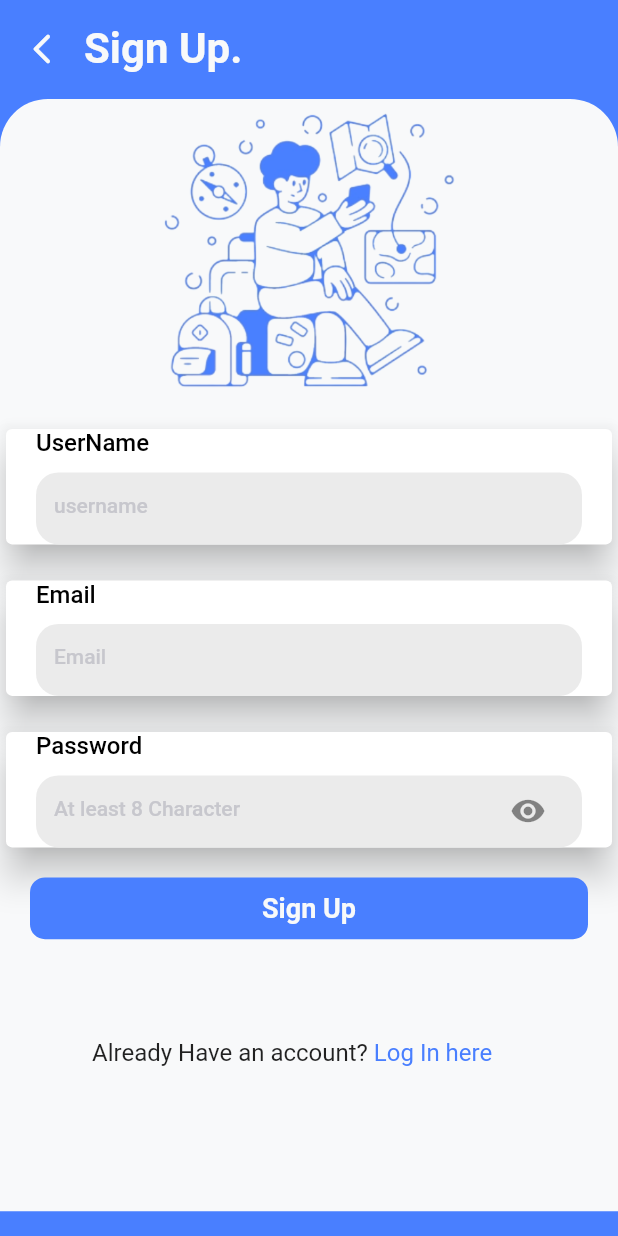
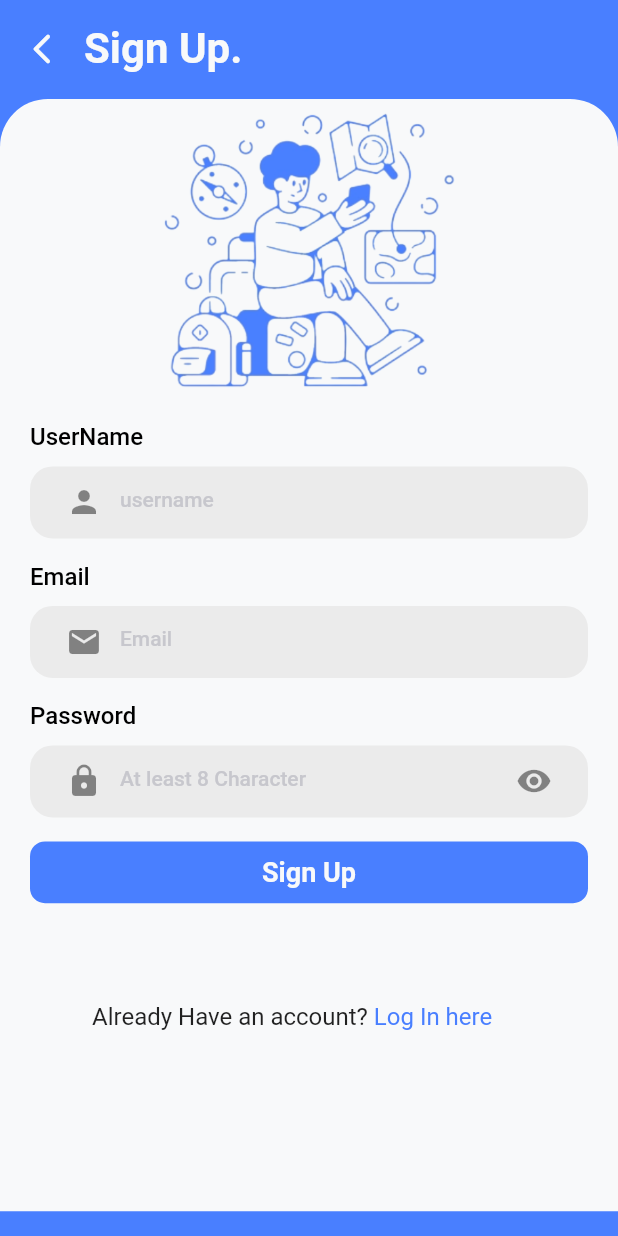
Before and after one commit to mohitrajguru01/AIchef, a Flutter app: the screen it shows after launch, on a phone screen of 412 x 824 dp. Run offline on Flutter 3.47's test engine with Material 2 defaults, Android fonts, the phone set to English and light mode, and no system bars.

Commit message:
perfix icons changes

```diff
--- a/AiChef_App/lib/screens/signin.dart
+++ b/AiChef_App/lib/screens/signin.dart
@@ -1,6 +1,6 @@
 import 'package:flutter/material.dart';
 
-import '../signup.dart';
+import 'package:aichef_app/screens/signup.dart';
 import '../styles/app_colors.dart';
 import '../widgets/custom_button.dart';
 import '../widgets/custom_formfield.dart';
@@ -68,6 +68,7 @@ class _SigninState extends State<Signin> {
                     obsecureText: false,
                     suffixIcon: const SizedBox(),
                     controller: _emailController,
+                    preffixIcon: Icon(Icons.email),
                     maxLines: 1,
                     textInputAction: TextInputAction.done,
                     textInputType: TextInputType.emailAddress,
@@ -80,6 +81,7 @@ class _SigninState extends State<Signin> {
                     maxLines: 1,
                     textInputAction: TextInputAction.done,
                     textInputType: TextInputType.text,
+                    preffixIcon: Icon(Icons.lock),
                     hintText: "At least 8 Character",
                     obsecureText: true,
                     suffixIcon: IconButton(
--- a/AiChef_App/lib/screens/signup.dart
+++ b/AiChef_App/lib/screens/signup.dart
@@ -27,6 +27,7 @@ class _SignUpState extends State<SignUp> {
   Widget build(BuildContext context) {
     return Scaffold(
       body: SafeArea(
+          child: SingleChildScrollView(
             child: Stack(
         children: [
             Container(
@@ -50,7 +51,6 @@ class _SignUpState extends State<SignUp> {
                     borderRadius: BorderRadius.only(
                         topLeft: Radius.circular(32),
                         topRight: Radius.circular(32))),
-              child: SingleChildScrollView(
                 child: Column(
                   crossAxisAlignment: CrossAxisAlignment.start,
                   children: [
@@ -64,51 +64,48 @@ class _SignUpState extends State<SignUp> {
                     const SizedBox(
                       height: 16,
                     ),
-                    Card(
-                      elevation: 10,
-                      child: CustomFormField(
+
+                     CustomFormField(
                         headingText: "UserName",
                         hintText: "username",
                         obsecureText: false,
                         suffixIcon: const SizedBox(),
+                        preffixIcon: Icon(Icons.person),
                         maxLines: 1,
                         textInputAction: TextInputAction.done,
                         textInputType: TextInputType.text,
                         controller: _userName,
                       ),
-                    ),
+
                     const SizedBox(
                       height: 16,
                     ),
-                    Card(
-                      elevation: 10,
-                      child: CustomFormField(
+                    CustomFormField(
                       headingText: "Email",
                       hintText: "Email",
+                      preffixIcon: Icon(Icons.email),
                       obsecureText: false,
                       suffixIcon: const SizedBox(),
+
                       maxLines: 1,
                       textInputAction: TextInputAction.done,
                       textInputType: TextInputType.emailAddress,
                       controller: _emailController,
                     ),
-                    ),
                     const SizedBox(
                       height: 16,
                     ),
-                    Card(
-                      elevation: 10,
-                      child: CustomFormField(
+                    CustomFormField(
                       maxLines: 1,
                       textInputAction: TextInputAction.done,
                       textInputType: TextInputType.text,
                       controller: _passwordController,
                       headingText: "Password",
+                      preffixIcon: Icon(Icons.lock),
                       hintText: "At least 8 Character",
                       obsecureText: true,
                       suffixIcon: IconButton(
                           icon: const Icon(Icons.visibility), onPressed: () {}),
-                      ),
                     ),
                     const SizedBox(
                       height: 16,
@@ -131,8 +128,8 @@ class _SignUpState extends State<SignUp> {
                 ),
               ),
             ),
+        ],
       ),
-        ],
           )),
     );
   }
--- a/AiChef_App/lib/widgets/custom_formfield.dart
+++ b/AiChef_App/lib/widgets/custom_formfield.dart
@@ -9,6 +9,7 @@ class CustomFormField extends StatelessWidget {
   final String hintText;
   final bool obsecureText;
   final Widget suffixIcon;
+  final Widget preffixIcon;
   final TextInputType textInputType;
   final TextInputAction textInputAction;
   final TextEditingController controller;
@@ -20,6 +21,7 @@ class CustomFormField extends StatelessWidget {
       required this.hintText,
       required this.obsecureText,
       required this.suffixIcon,
+        required this.preffixIcon,
       required this.textInputType,
       required this.textInputAction,
       required this.controller,
@@ -60,7 +62,9 @@ class CustomFormField extends StatelessWidget {
                   hintText: hintText,
                   hintStyle: KTextStyle.textFieldHintStyle,
                   border: InputBorder.none,
-                  suffixIcon: suffixIcon),
+                  suffixIcon: suffixIcon,
+                  prefixIcon: preffixIcon,
+              ),
             ),
           ),
         )
```
Also changed, not shown: AiChef_App/lib/signup.dart (deleted, +0 -126 lines). Lines whose indentation alone changed are shown as unchanged.
